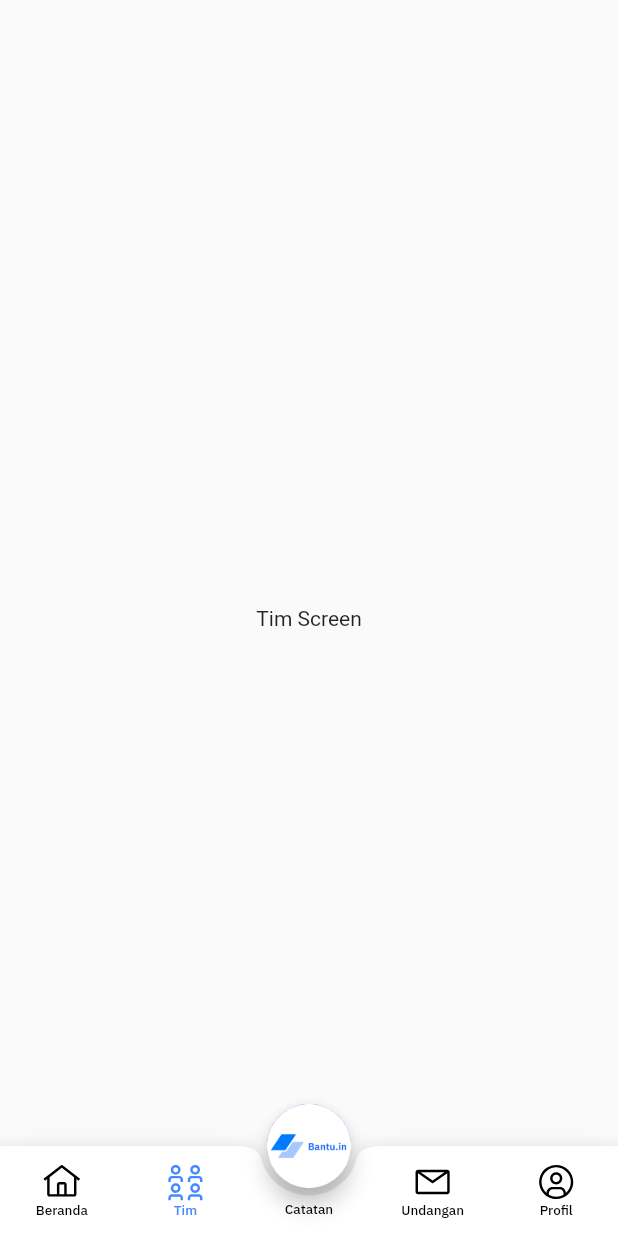
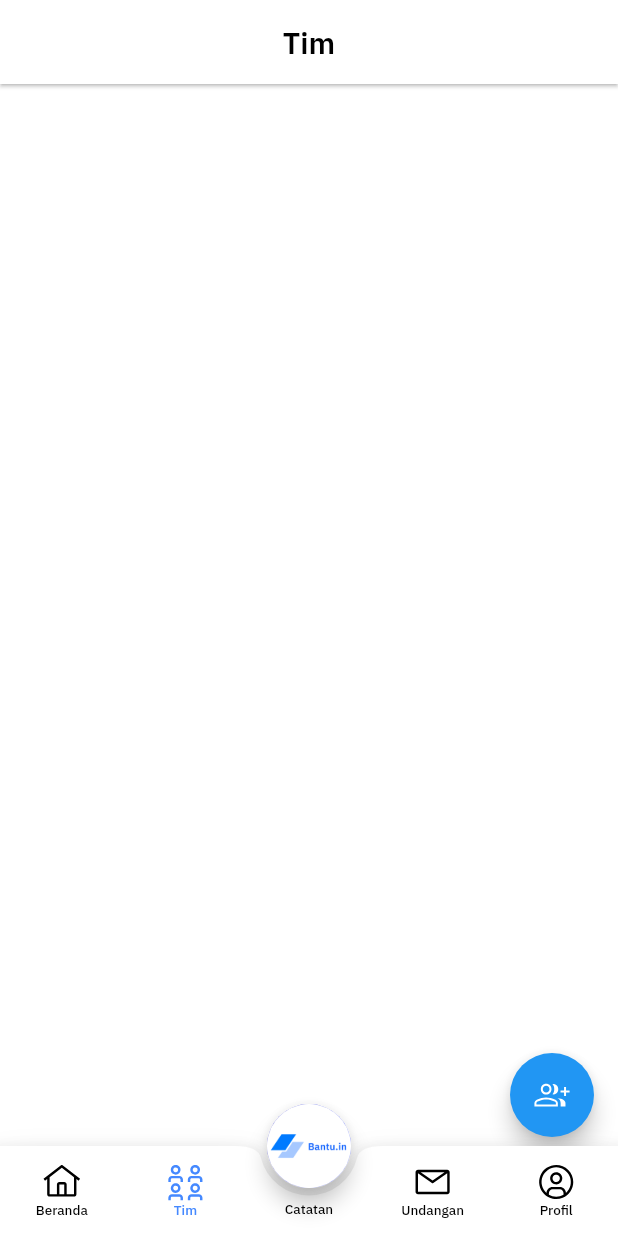
Before and after one commit to aazzizzz1/Bantu.in, a Flutter app: the screen it shows after launch, item 2 of the bottom bar chosen, on a phone screen of 412 x 824 dp. Run offline on Flutter 3.47's test engine with Material 2 defaults, Android fonts, the light colour scheme and no system bars; our stand-ins replace animated_text_kit, cached_network_image, email_validator, file_picker, flutter_svg, google_fonts and 1 more; missing offline and left inert: flutter_ringtone_player, syncfusion_flutter_pdfviewer; network calls fail.

Commit message:
floating button for tim and navigation to tim form

```diff
--- a/lib/screens/tim/tim_screen.dart
+++ b/lib/screens/tim/tim_screen.dart
@@ -1,3 +1,6 @@
+import 'package:bantuin/constants/button/app_button.dart';
+import 'package:bantuin/screens/tim/tim_form.dart';
+import 'package:bantuin/widgets/floating_button/floating_tim.dart';
 import 'package:flutter/material.dart';
 
 class TimScreen extends StatefulWidget {
@@ -10,10 +13,28 @@ class TimScreen extends StatefulWidget {
 class _TimScreenState extends State<TimScreen> {
   @override
   Widget build(BuildContext context) {
-    return Container(
-      //create note screen text in middle
-      child: const Center(
-        child: Text('Tim Screen'),
+    return Scaffold(
+      backgroundColor: Colors.white,
+      appBar: AppBar(
+        backgroundColor: Colors.white,
+        elevation: 1,
+        title: Text(
+          'Tim',
+          style: AppFont.semiBold20,
+        ),
+        centerTitle: true,
+        automaticallyImplyLeading: false,
+      ),
+      body: Container(),
+      floatingActionButton: FloatingButtonTim(
+        onPressed: () {
+          Navigator.push(
+            context,
+            MaterialPageRoute(
+              builder: (context) => const TimForm(),
+            ),
+          );
+        },
       ),
     );
   }
--- /dev/null
+++ b/lib/widgets/floating_button/floating_tim.dart
@@ -0,0 +1,24 @@
+import 'package:flutter/material.dart';
+import 'package:flutter_svg/flutter_svg.dart';
+
+class FloatingButtonTim extends StatelessWidget {
+  final Function onPressed;
+
+  FloatingButtonTim({required this.onPressed});
+
+  @override
+  Widget build(BuildContext context) {
+    return Padding(
+      padding: EdgeInsets.only(bottom: 50.0),
+      child: FloatingActionButton(
+        onPressed: () => onPressed(),
+        child: SvgPicture.asset(
+          "lib/assets/icons/Add Team 2.svg",
+          height: 26,
+          width: 26,
+          color: Colors.white,
+        ),
+      ),
+    );
+  }
+}
```
Also changed, not shown: lib/screens/tim/tim_form.dart (added, +15 -0 lines), lib/assets/icons/Add Task.svg, lib/assets/icons/Add Team 2.svg.
